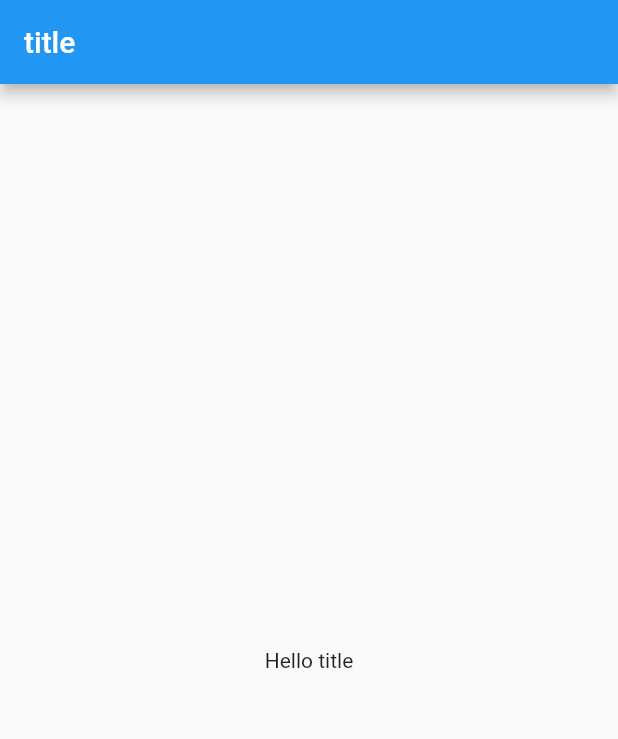
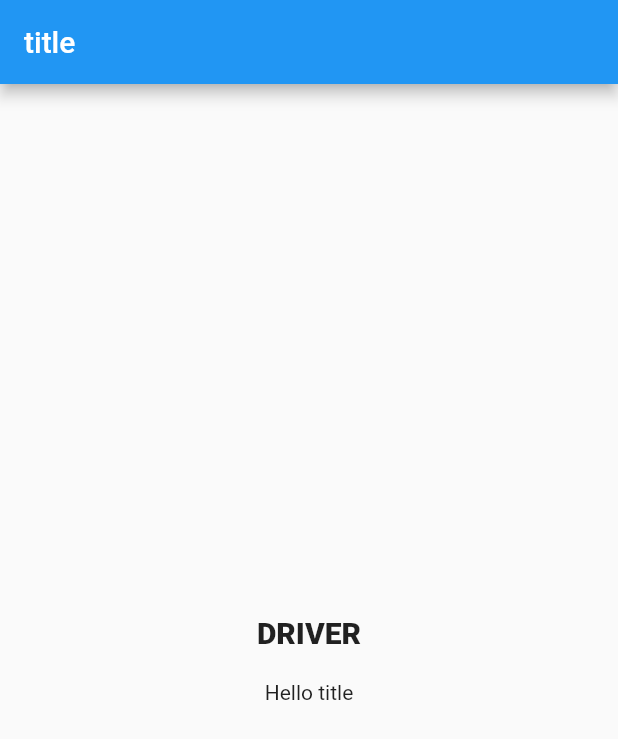
Before and after one commit to telangiprashant/FlutterFlavorSample, a Flutter app: the screen it shows after launch, on a phone screen of 412 x 824 dp. Shown: the top 739 px of the screen. Run offline on Flutter 3.47's test engine with Material 2 defaults, Android fonts, the phone set to English and light mode, and no system bars.

Commit message:
Added an enum to get AppType

```diff
--- a/lib/flavors/flavors.dart
+++ b/lib/flavors/flavors.dart
@@ -6,6 +6,8 @@ enum Flavor {
   passenger_stag,
   passenger_prod,
 }
+
+enum AppType { driver, passenger }
 
 class F {
   static Flavor? appFlavor;
@@ -30,4 +32,20 @@ class F {
         return 'title';
     }
   }
+
+  static AppType get appType {
+    switch (F.appFlavor) {
+      case Flavor.driver_dev:
+      case Flavor.driver_stag:
+      case Flavor.driver_prod:
+        return AppType.driver;
+      case Flavor.passenger_dev:
+      case Flavor.passenger_stag:
+      case Flavor.passenger_prod:
+        return AppType.passenger;
+
+      default:
+        return AppType.driver;
+    }
+  }
 }
--- a/lib/pages/my_home_page.dart
+++ b/lib/pages/my_home_page.dart
@@ -9,8 +9,21 @@ class MyHomePage extends StatelessWidget {
         title: Text(F.title),
       ),
       body: Center(
-        child: Text(
-          'Hello ${F.title}',
+        child: Column(
+          mainAxisAlignment: MainAxisAlignment.center,
+          crossAxisAlignment: CrossAxisAlignment.center,
+          children: [
+            Text(
+              '${F.appType.name.toUpperCase()}',
+              style: TextStyle(fontSize: 20, fontWeight: FontWeight.w800),
+            ),
+            SizedBox(
+              height: 20,
+            ),
+            Text(
+              'Hello ${F.title}',
+            ),
+          ],
         ),
       ),
     );
```
